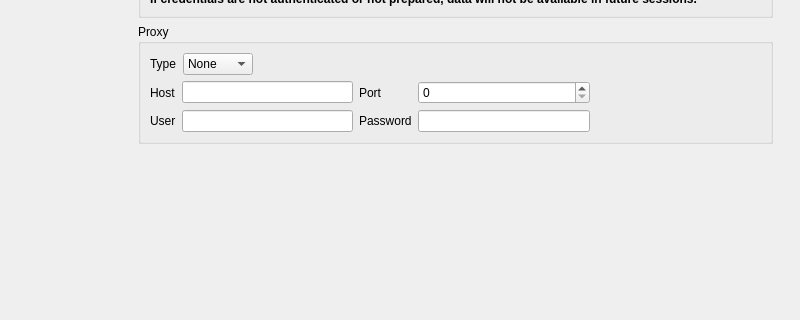
Above: 2.x/UI/dooble_settings.ui from textbrowser/dooble before the change; both pictures show x 0 to 800 and y 287 to 607 of the 800 by 700 pixel window. Below: the same form after it.
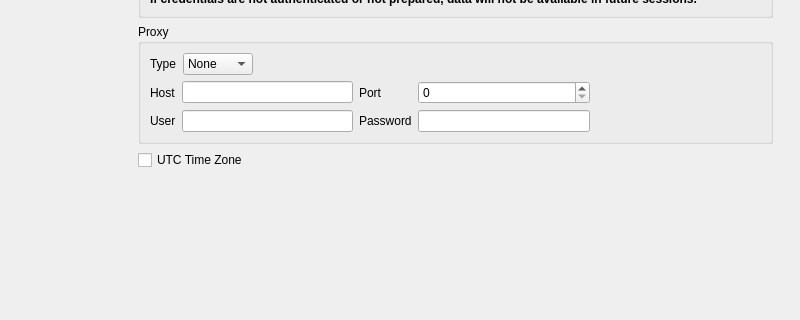
That is the form after the change. The open tabs and pages were chosen to show the change. Icons and pictures are not drawn.

Commit message: Time zone option.

What changed in the file:
```diff
--- a/2.x/UI/dooble_settings.ui
+++ b/2.x/UI/dooble_settings.ui
@@ -485,8 +485,8 @@
               <rect>
                <x>0</x>
                <y>0</y>
-               <width>384</width>
-               <height>588</height>
+               <width>651</width>
+               <height>631</height>
               </rect>
              </property>
              <layout class="QVBoxLayout" name="verticalLayout_8">
@@ -905,6 +905,16 @@
                 </layout>
                </widget>
               </item>
+              <item>
+               <widget class="QCheckBox" name="utc_time_zone">
+                <property name="toolTip">
+                 <string>Please restart Dooble if changed.</string>
+                </property>
+                <property name="text">
+                 <string>UTC Time Zone</string>
+                </property>
+               </widget>
+              </item>
               <item>
                <spacer name="verticalSpacer_5">
                 <property name="orientation">
```
Left out of the diff: 1 changed line with no effect on the pictures. The commit also changes 2 other files.
